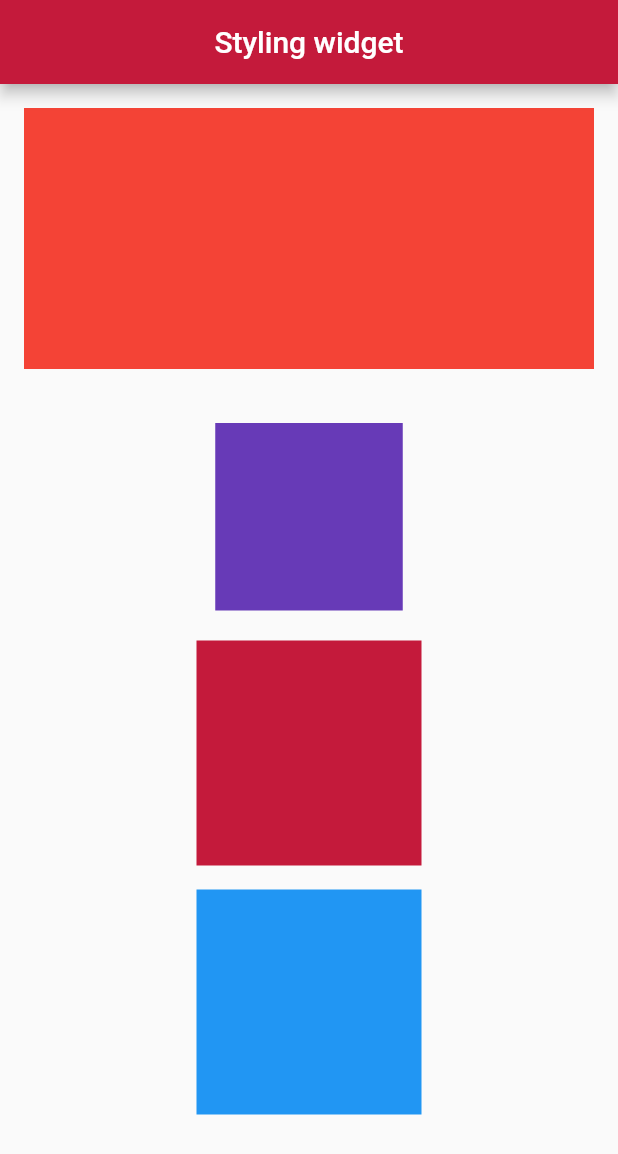
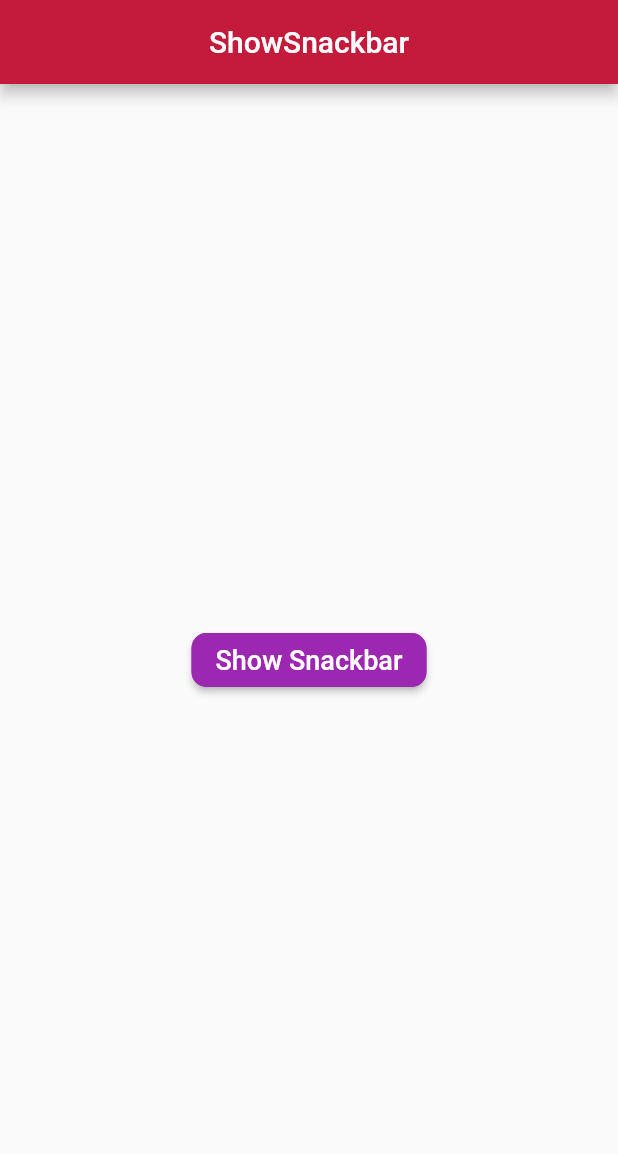
Before and after one commit to ThiemJson/Flutter_Widget, a Flutter app: the screen it shows after launch, on a phone screen of 412 x 824 dp. Shown: the top 1154 px of the screen. Run offline on Flutter 3.47's test engine with Material 2 defaults, Android fonts, the phone set to English and light mode, and no system bars.

Commit message:
newver mind

```diff
--- /dev/null
+++ b/lib/flutter_05_Snackbar/SnackBar.dart
@@ -0,0 +1,50 @@
+import 'package:flutter/material.dart';
+import 'package:flutter_widget/flutter_05_Snackbar/snackbar_widget.dart';
+
+class SnackBars extends StatelessWidget {
+  @override
+  Widget build(BuildContext context) {
+    return MaterialApp(
+      debugShowCheckedModeBanner: false,
+      title: 'Input widget',
+      theme: ThemeData(
+        primaryColor: Color(0xFFC41A3B),
+        primaryColorLight: Color(0xFFFBE0E6),
+        accentColor: Color(0xFF1B1F32),
+      ),
+      home: MyApp(),
+    );
+  }
+}
+
+class MyApp extends StatefulWidget {
+  @override
+  _MyAppState createState() => _MyAppState();
+}
+
+class _MyAppState extends State<MyApp> {
+  String title = 'ShowSnackbar';
+  String snackBarConten = "Tôi là nguyễn Cao thiêm";
+  @override
+  Widget build(BuildContext context) {
+    return Scaffold(
+      appBar: AppBar(title: Text(title), centerTitle: true,),
+      body: Center(
+        child: Builder(
+          builder: (context) => RaisedButton(
+            shape: RoundedRectangleBorder(
+              borderRadius: BorderRadius.circular(10.0),
+              side: BorderSide(color: Colors.purple),
+            ),
+            onPressed: (){
+              GlobalSnackbar.show(context,snackBarConten);
+            },
+            textColor: Colors.white,
+            color: Colors.purple,
+            child: Text('Show Snackbar', style: TextStyle(fontSize: 18),),
+          ),
+        ),
+      ),
+    );
+  }
+}
--- /dev/null
+++ b/lib/flutter_05_Snackbar/snackbar_widget.dart
@@ -0,0 +1,35 @@
+import 'package:flutter/material.dart';
+
+class GlobalSnackbar{
+  final String msg;
+  const GlobalSnackbar({
+    @required this.msg
+  });
+  static show(
+     BuildContext context,
+     String msg
+     ){
+    Scaffold.of(context).showSnackBar(
+      SnackBar(
+        content: Text(msg),
+        duration: Duration(seconds: 2),
+        elevation: 20,
+        backgroundColor: Colors.purple,
+        behavior: SnackBarBehavior.floating,
+        shape: RoundedRectangleBorder(
+          borderRadius: BorderRadius.only(
+            topRight: Radius.circular(15),
+            topLeft: Radius.circular(15),
+          )
+        ),
+        action: SnackBarAction(
+          textColor: Colors.white,
+          label: 'OK',
+          onPressed: (){
+            //GlobalSnackbar.show(context, msg);
+          },
+        ),
+      )
+    );
+  }
+}
```
Also changed, not shown: lib/flutter_04_InputWideget/InputWidget.dart (added, +82 -0 lines), lib/main.dart (+4 -3 lines), lib/flutter_03_StylingWidget/flutter_03_StylingWidget.dart (renamed from lib/flutter_03_StylingWidget.dart), lib/flutter_06_BoxDecoration/06_Boxdecoration.dart (added).
